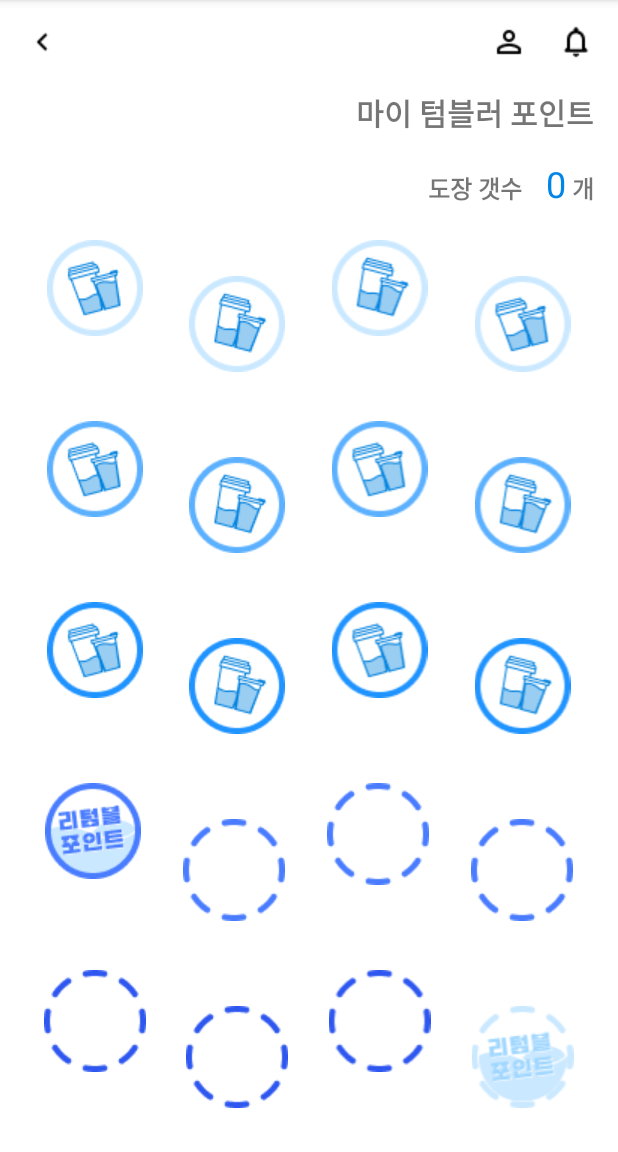
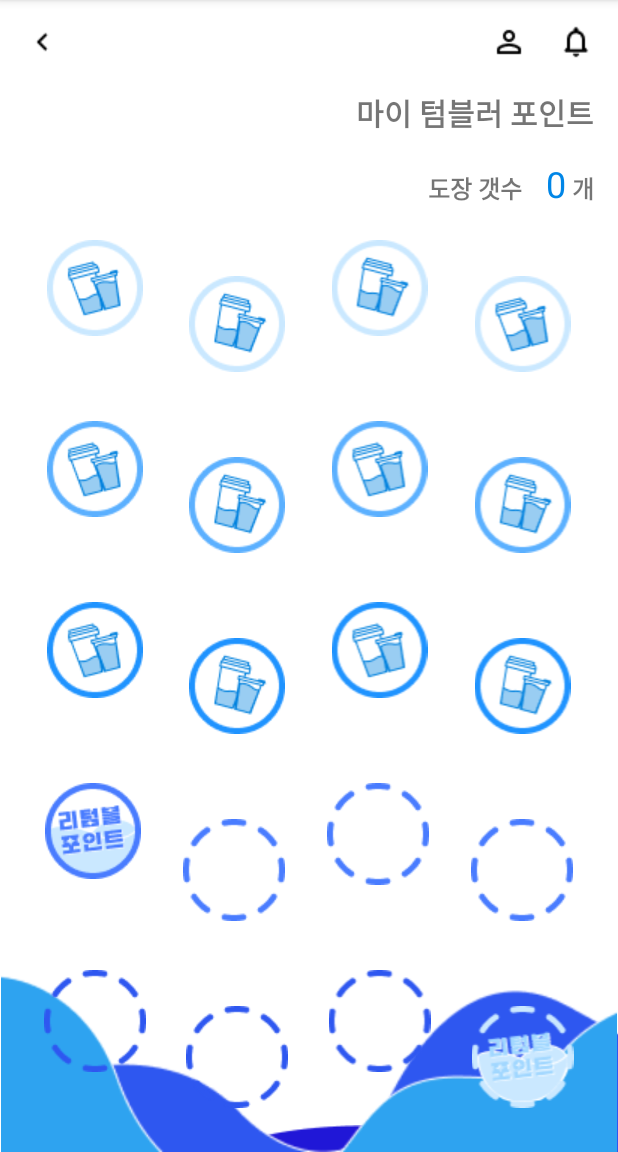
Before and after one commit to MoneyAdd/MyFintech2, an Android app: the StampActivity screen opened directly, with no data from a screen before it, on a phone screen of 412 x 824 dp, the part 84-1236 px from its top. Run offline under Robolectric (Android 15) with nearby library versions, the phone set to English and light mode, and no system bars.

Commit message:
xml추가

```diff
--- a/app/src/main/res/layout/activity_stamp.xml
+++ b/app/src/main/res/layout/activity_stamp.xml
@@ -1,11 +1,41 @@
 <?xml version="1.0" encoding="utf-8"?>
-<LinearLayout xmlns:android="http://schemas.android.com/apk/res/android"
+<androidx.constraintlayout.widget.ConstraintLayout xmlns:android="http://schemas.android.com/apk/res/android"
     xmlns:app="http://schemas.android.com/apk/res-auto"
     xmlns:tools="http://schemas.android.com/tools"
     android:layout_width="match_parent"
     android:layout_height="match_parent"
     android:orientation="vertical"
     tools:context=".StampActivity">
+    <ImageView
+        android:layout_width="match_parent"
+        android:layout_height="wrap_content"
+        android:src="@drawable/vector4"
+        android:layout_marginLeft="136dp"
+        android:layout_marginRight="26dp"
+        app:layout_constraintBottom_toBottomOf="parent"
+        app:layout_constraintEnd_toEndOf="parent"
+        app:layout_constraintStart_toStartOf="parent" />
+    <ImageView
+        android:layout_width="match_parent"
+        android:layout_height="wrap_content"
+        android:src="@drawable/vector5"
+        android:layout_marginLeft="37dp"
+        android:adjustViewBounds="true"
+        app:layout_constraintBottom_toBottomOf="parent"
+        app:layout_constraintEnd_toEndOf="parent"
+        app:layout_constraintStart_toStartOf="parent" />
+    <ImageView
+        android:layout_width="match_parent"
+        android:layout_height="wrap_content"
+        android:src="@drawable/vector6"
+        android:adjustViewBounds="true"
+        app:layout_constraintBottom_toBottomOf="parent"
+        app:layout_constraintEnd_toEndOf="parent"
+        app:layout_constraintStart_toStartOf="parent"/>
+<LinearLayout
+    android:layout_width="match_parent"
+    android:layout_height="match_parent"
+    android:orientation="vertical">
     <LinearLayout
         android:layout_width="match_parent"
         android:layout_height="wrap_content">
@@ -307,3 +337,4 @@
 
     </LinearLayout>
 </LinearLayout>
+</androidx.constraintlayout.widget.ConstraintLayout>
```
Also changed, not shown: app/src/main/res/drawable/vector4.png (added), app/src/main/res/drawable/vector5.png (added), app/src/main/res/drawable/vector6.png (added).
